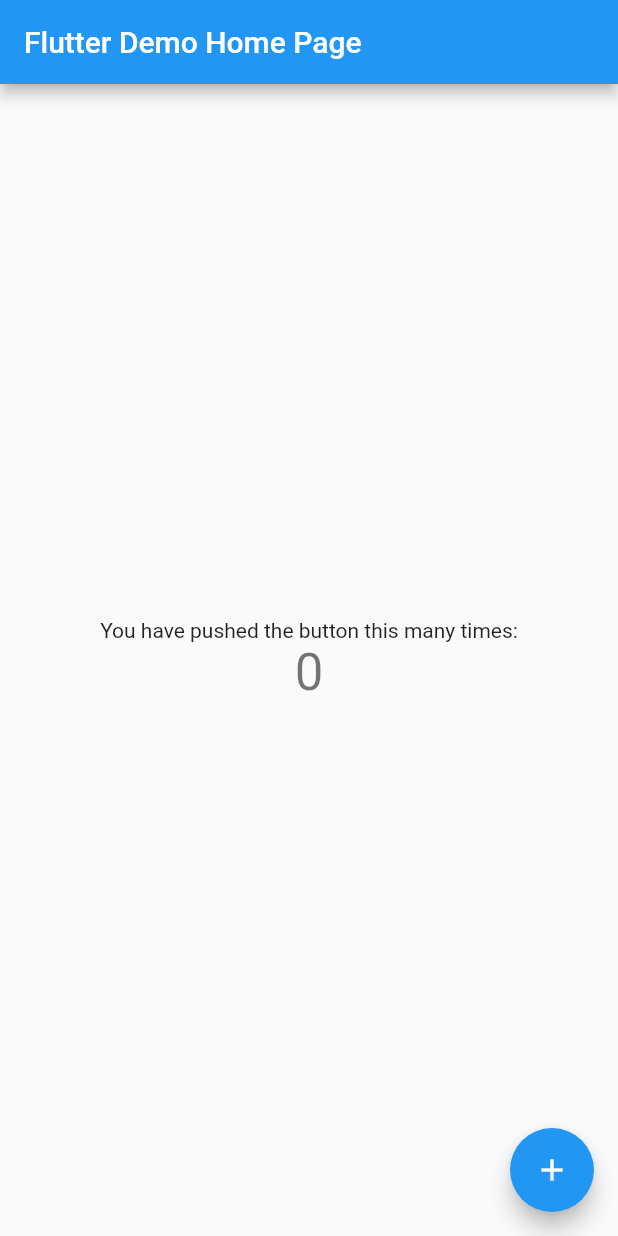
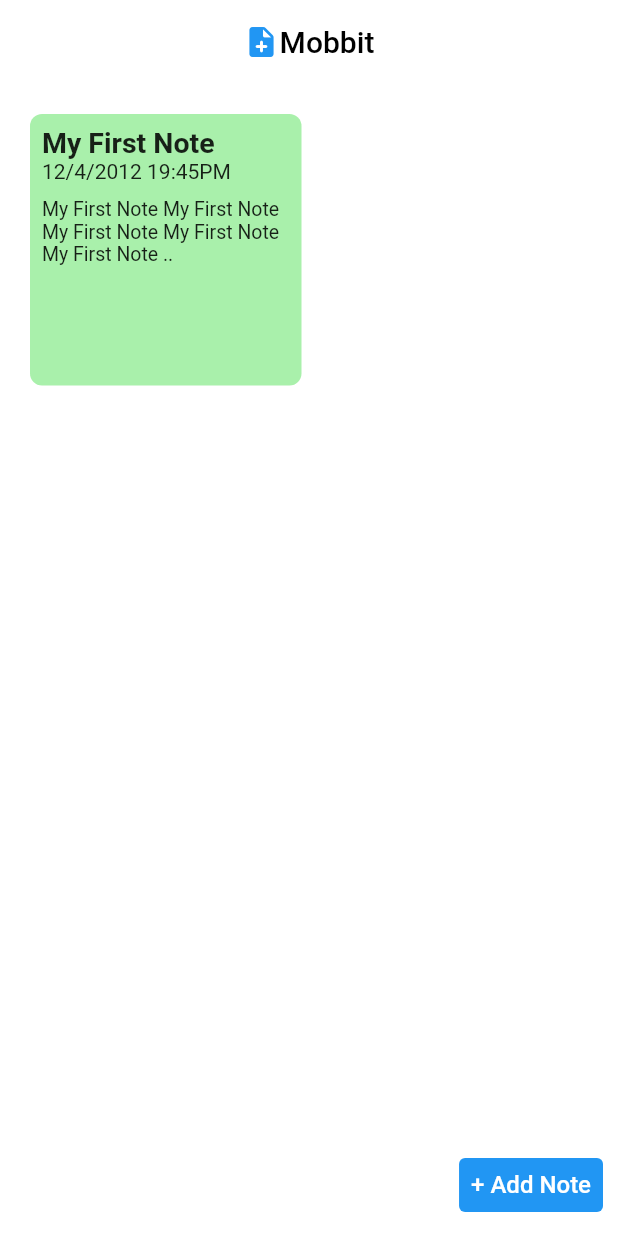
Before and after one commit to emmanueledem/mobbit, a Flutter app: the screen it shows after launch, on a phone screen of 412 x 824 dp. Run offline on Flutter 3.47's test engine with Material 2 defaults, Android fonts, the phone set to English and light mode, and no system bars; our stand-ins replace animated_splash_screen, hive, logger; accounts and stored records are empty.

Commit message:
design all tasks screen

```diff
--- a/lib/main.dart
+++ b/lib/main.dart
@@ -1,4 +1,6 @@
+import 'package:animated_splash_screen/animated_splash_screen.dart';
 import 'package:flutter/material.dart';
+import 'package:mobbit/pages/all_task.dart';
 
 void main() {
   runApp(const MyApp());
@@ -6,110 +8,26 @@
 
 class MyApp extends StatelessWidget {
   const MyApp({Key? key}) : super(key: key);
-
-  // This widget is the root of your application.
   @override
   Widget build(BuildContext context) {
     return MaterialApp(
-      title: 'Flutter Demo',
-      theme: ThemeData(
-        // This is the theme of your application.
-        //
-        // Try running your application with "flutter run". You'll see the
-        // application has a blue toolbar. Then, without quitting the app, try
-        // changing the primarySwatch below to Colors.green and then invoke
-        // "hot reload" (press "r" in the console where you ran "flutter run",
-        // or simply save your changes to "hot reload" in a Flutter IDE).
-        // Notice that the counter didn't reset back to zero; the application
-        // is not restarted.
-        primarySwatch: Colors.blue,
-      ),
-      home: const MyHomePage(title: 'Flutter Demo Home Page'),
-    );
+        debugShowCheckedModeBanner: false,
+        title: 'Mobbit',
+        theme: ThemeData(
+          primarySwatch: Colors.blue,
+        ),
+        home: AnimatedSplashScreen(
+            duration: 3000,
+            splash: const Text(
+              'MOBBIT',
+              style: TextStyle(
+                color: Colors.white,
+                fontSize: 30.0,
+                fontWeight: FontWeight.w900,
+              ),
+            ),
+            nextScreen: const AllTask(),
+            splashTransition: SplashTransition.fadeTransition,
+            backgroundColor: Colors.blue));
   }
 }
-
-class MyHomePage extends StatefulWidget {
-  const MyHomePage({Key? key, required this.title}) : super(key: key);
-
-  // This widget is the home page of your application. It is stateful, meaning
-  // that it has a State object (defined below) that contains fields that affect
-  // how it looks.
-
-  // This class is the configuration for the state. It holds the values (in this
-  // case the title) provided by the parent (in this case the App widget) and
-  // used by the build method of the State. Fields in a Widget subclass are
-  // always marked "final".
-
-  final String title;
-
-  @override
-  State<MyHomePage> createState() => _MyHomePageState();
-}
-
-class _MyHomePageState extends State<MyHomePage> {
-  int _counter = 0;
-
-  void _incrementCounter() {
-    setState(() {
-      // This call to setState tells the Flutter framework that something has
-      // changed in this State, which causes it to rerun the build method below
-      // so that the display can reflect the updated values. If we changed
-      // _counter without calling setState(), then the build method would not be
-      // called again, and so nothing would appear to happen.
-      _counter++;
-    });
-  }
-
-  @override
-  Widget build(BuildContext context) {
-    // This method is rerun every time setState is called, for instance as done
-    // by the _incrementCounter method above.
-    //
-    // The Flutter framework has been optimized to make rerunning build methods
-    // fast, so that you can just rebuild anything that needs updating rather
-    // than having to individually change instances of widgets.
-    return Scaffold(
-      appBar: AppBar(
-        // Here we take the value from the MyHomePage object that was created by
-        // the App.build method, and use it to set our appbar title.
-        title: Text(widget.title),
-      ),
-      body: Center(
-        // Center is a layout widget. It takes a single child and positions it
-        // in the middle of the parent.
-        child: Column(
-          // Column is also a layout widget. It takes a list of children and
-          // arranges them vertically. By default, it sizes itself to fit its
-          // children horizontally, and tries to be as tall as its parent.
-          //
-          // Invoke "debug painting" (press "p" in the console, choose the
-          // "Toggle Debug Paint" action from the Flutter Inspector in Android
-          // Studio, or the "Toggle Debug Paint" command in Visual Studio Code)
-          // to see the wireframe for each widget.
-          //
-          // Column has various properties to control how it sizes itself and
-          // how it positions its children. Here we use mainAxisAlignment to
-          // center the children vertically; the main axis here is the vertical
-          // axis because Columns are vertical (the cross axis would be
-          // horizontal).
-          mainAxisAlignment: MainAxisAlignment.center,
-          children: <Widget>[
-            const Text(
-              'You have pushed the button this many times:',
-            ),
-            Text(
-              '$_counter',
-              style: Theme.of(context).textTheme.headline4,
-            ),
-          ],
-        ),
-      ),
-      floatingActionButton: FloatingActionButton(
-        onPressed: _incrementCounter,
-        tooltip: 'Increment',
-        child: const Icon(Icons.add),
-      ), // This trailing comma makes auto-formatting nicer for build methods.
-    );
-  }
-}
--- a/lib/pages/all_task.dart
+++ b/lib/pages/all_task.dart
@@ -0,0 +1,85 @@
+import 'package:flutter/material.dart';
+
+class AllTask extends StatefulWidget {
+  const AllTask({Key? key}) : super(key: key);
+
+  @override
+  State<AllTask> createState() => _AllTaskState();
+}
+
+class _AllTaskState extends State<AllTask> {
+  @override
+  Widget build(BuildContext context) {
+    return Scaffold(
+        backgroundColor: Colors.white,
+        appBar: AppBar(
+          backgroundColor: Colors.white,
+          elevation: 0,
+          title: Row(
+            mainAxisAlignment: MainAxisAlignment.center,
+            children: const [
+              Icon(
+                Icons.note_add_rounded,
+                color: Colors.blue,
+              ),
+              Text(
+                'Mobbit',
+                style: TextStyle(color: Colors.black),
+              ),
+            ],
+          ),
+        ),
+        body: Stack(
+          children: [
+            GridView.count(
+              primary: false,
+              padding: const EdgeInsets.all(20),
+              crossAxisSpacing: 10,
+              mainAxisSpacing: 10,
+              crossAxisCount: 2,
+              children: <Widget>[
+                Container(
+                  decoration: const BoxDecoration(
+                      color: Color.fromARGB(255, 169, 240, 171),
+                      borderRadius: BorderRadius.all(Radius.circular(8))),
+                  padding: const EdgeInsets.all(8),
+                  child: Column(
+                    crossAxisAlignment: CrossAxisAlignment.start,
+                    children: const [
+                      Text(
+                        'My First Note',
+                        style: TextStyle(
+                            fontSize: 19.0, fontWeight: FontWeight.bold),
+                      ),
+                      Text('12/4/2012 19:45PM'),
+                      SizedBox(
+                        height: 10,
+                      ),
+                      Text(
+                        'My First Note My First Note My First Note My First Note My First Note ..',
+                        style: TextStyle(
+                          fontSize: 13.0,
+                        ),
+                      ),
+                    ],
+                  ),
+                ),
+              ],
+            ),
+            Padding(
+              padding: const EdgeInsets.only(right: 10, bottom: 10),
+              child: Align(
+                alignment: Alignment.bottomRight,
+                child: TextButton(
+                  style: ButtonStyle(
+                      backgroundColor: MaterialStateProperty.all(Colors.blue)),
+                  onPressed: () {},
+                  child: const Text('+ Add Note',
+                      style: TextStyle(fontSize: 16, color: Colors.white)),
+                ),
+              ),
+            )
+          ],
+        ));
+  }
+}
--- a/pubspec.yaml
+++ b/pubspec.yaml
@@ -40,6 +40,7 @@
   fluttertoast: ^8.0.9
   logger: ^1.1.0
   intl: ^0.17.0
+  animated_splash_screen: ^1.2.0
 
 dev_dependencies:
   flutter_test:
```
Also changed, not shown: pubspec.lock.
